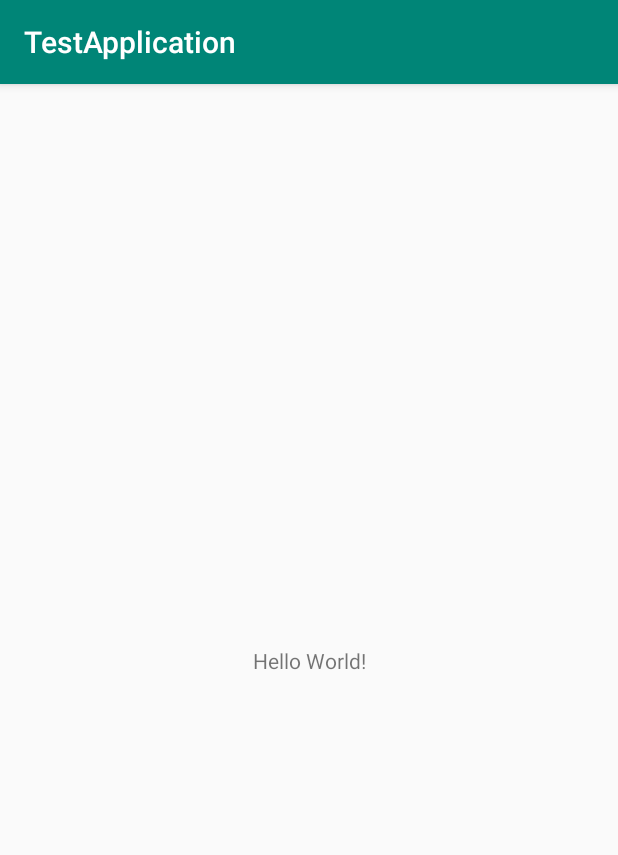
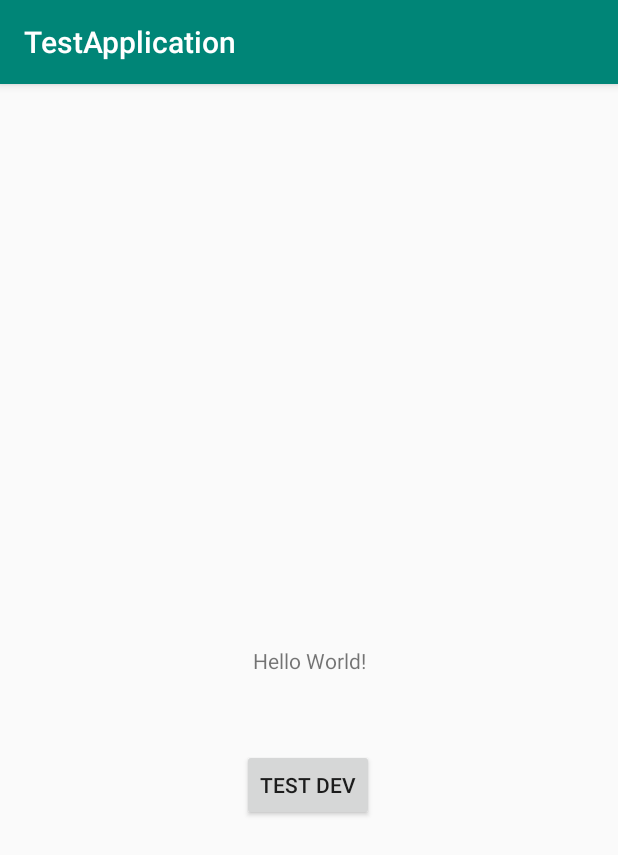
Before and after one commit to nikita-t1/TestApplication, an Android app: the screen it shows after launch (MainActivity), on a phone screen of 412 x 824 dp. Shown: the top 855 px of the screen. Run offline under Robolectric (Android 15) with nearby library versions, the phone set to English and light mode, and no system bars.

Commit message:
Button in Dev Branch

```diff
--- a/app/src/main/res/layout/activity_main.xml
+++ b/app/src/main/res/layout/activity_main.xml
@@ -7,6 +7,7 @@
     tools:context=".MainActivity">
 
     <TextView
+        android:id="@+id/textView"
         android:layout_width="wrap_content"
         android:layout_height="wrap_content"
         android:text="Hello World!"
@@ -15,4 +16,16 @@
         app:layout_constraintRight_toRightOf="parent"
         app:layout_constraintTop_toTopOf="parent" />
 
+    <Button
+        android:layout_width="wrap_content"
+        android:layout_height="wrap_content"
+        android:text="Test DEv"
+        app:layout_constraintBottom_toBottomOf="parent"
+        app:layout_constraintEnd_toEndOf="parent"
+        app:layout_constraintHorizontal_bias="0.498"
+        app:layout_constraintStart_toStartOf="parent"
+        app:layout_constraintTop_toBottomOf="@+id/textView"
+        app:layout_constraintVertical_bias="0.152">
+    </Button>
+
 </androidx.constraintlayout.widget.ConstraintLayout>
```
